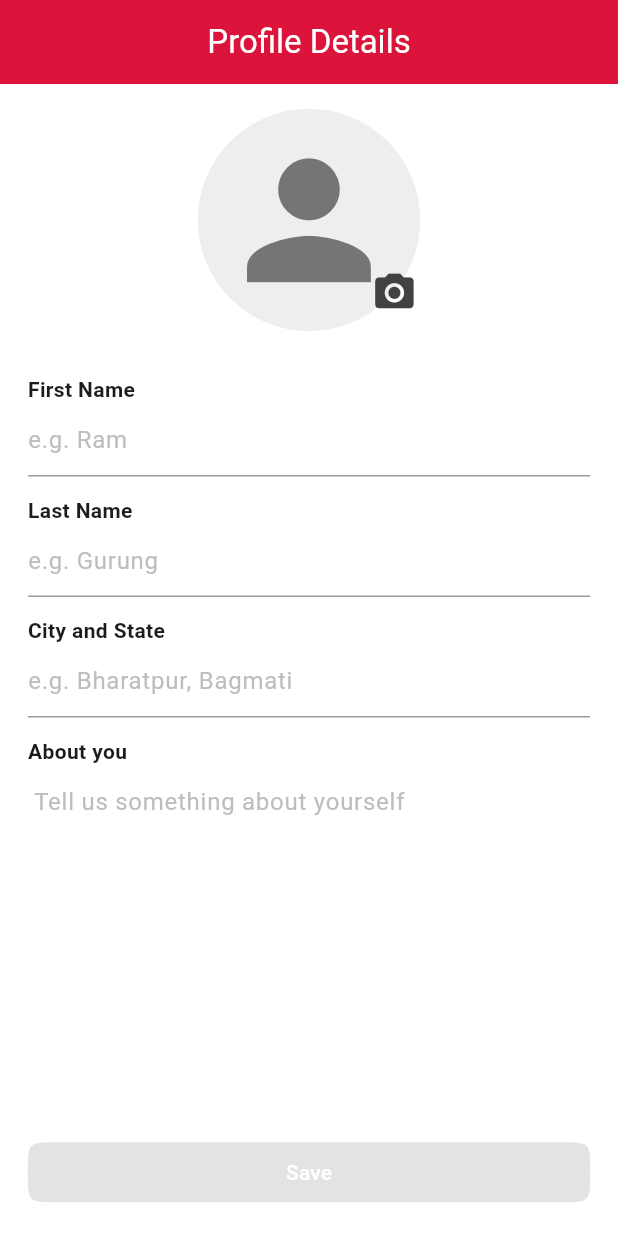
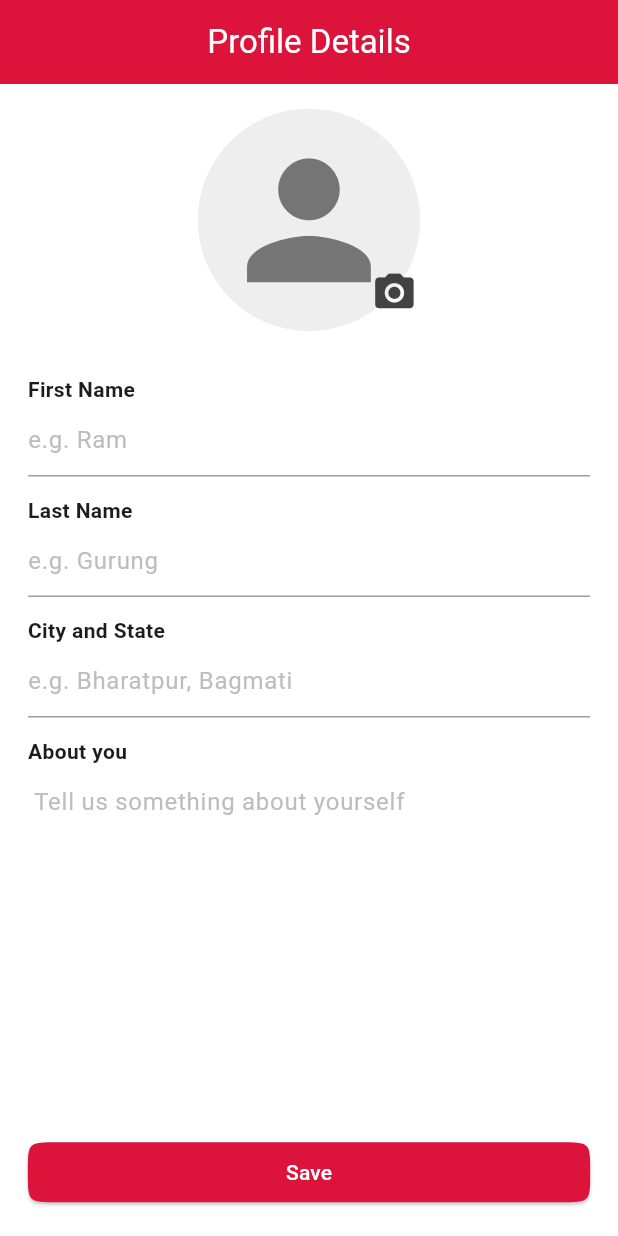
Before and after one commit to bgyn/Rental-Mobile, a Flutter app: the EditProfilePage screen opened by its route, on a phone screen of 412 x 824 dp. Run offline on Flutter 3.47's test engine with Material 3 defaults, Android fonts, the phone set to English and light mode, and no system bars; our stand-ins replace cached_network_image, carousel_slider, equatable, firebase_core, flutter_bloc, fpdart and 7 more; accounts and stored records are empty; network calls fail.

Commit message:
refactor profile edit form

```diff
--- a/lib/features/profile/presentation/pages/edit_profile_page.dart
+++ b/lib/features/profile/presentation/pages/edit_profile_page.dart
@@ -23,7 +23,6 @@ class _EditProfilePageState extends State<EditProfilePage> {
   final _addressCtrl = TextEditingController();
   final _aboutCtrl = TextEditingController();
   final _key = GlobalKey<FormState>();
-  bool _onChanged = false;
   late ImageHandlerCubit _imageHandlerCubit;
 
   @override
@@ -61,11 +60,6 @@ class _EditProfilePageState extends State<EditProfilePage> {
           child: SingleChildScrollView(
             child: Form(
               key: _key,
-              onChanged: () {
-                setState(() {
-                  _onChanged = true;
-                });
-              },
               child: Column(
                 crossAxisAlignment: CrossAxisAlignment.center,
                 children: [
@@ -157,14 +151,12 @@ class _EditProfilePageState extends State<EditProfilePage> {
       bottomNavigationBar: Padding(
         padding: EdgeInsets.all(0.015.toRes(context)),
         child: ElevatedButton(
-          onPressed: _onChanged ? () {} : null,
+          onPressed: () {},
           style: ElevatedButton.styleFrom(
-            shape: ContinuousRectangleBorder(
-              borderRadius: BorderRadius.circular(20),
-            ),
-            backgroundColor:
-                _onChanged ? ColorPalette.primaryColor : Colors.grey,
-          ),
+              shape: ContinuousRectangleBorder(
+                borderRadius: BorderRadius.circular(20),
+              ),
+              backgroundColor: ColorPalette.primaryColor),
           child: const Text(
             "Save",
             style: TextStyle(color: Colors.white),
```
